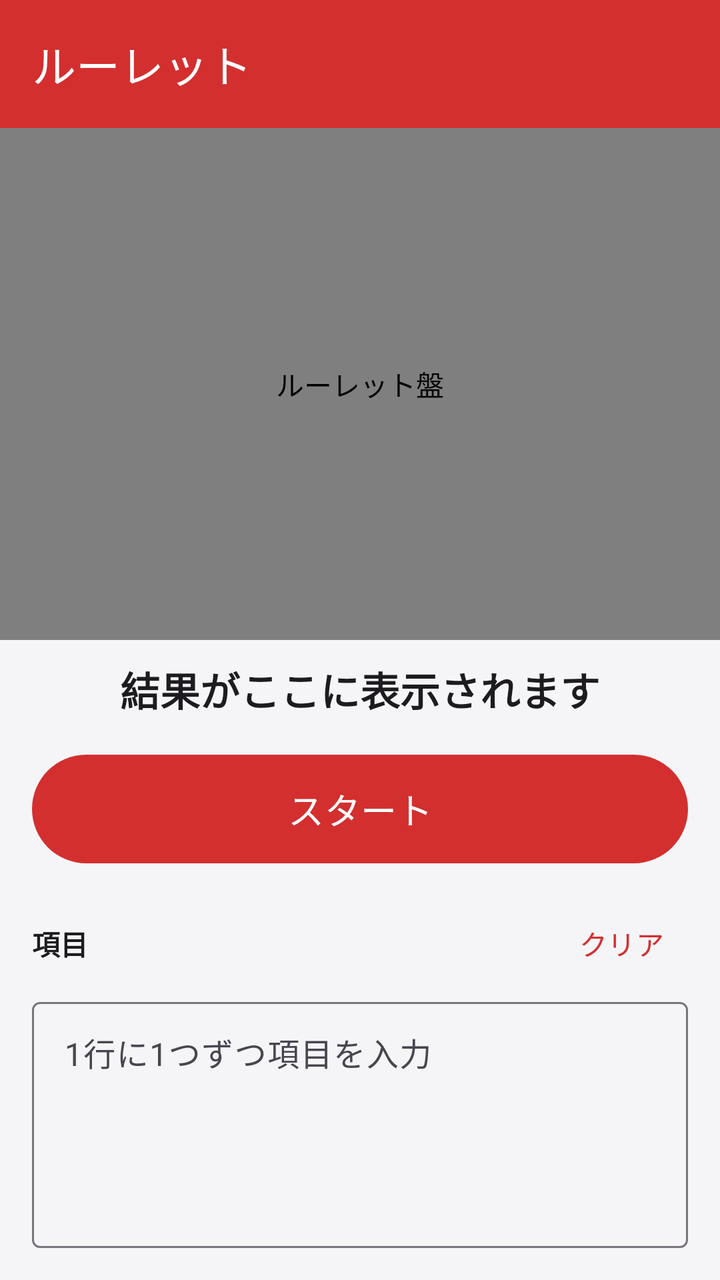
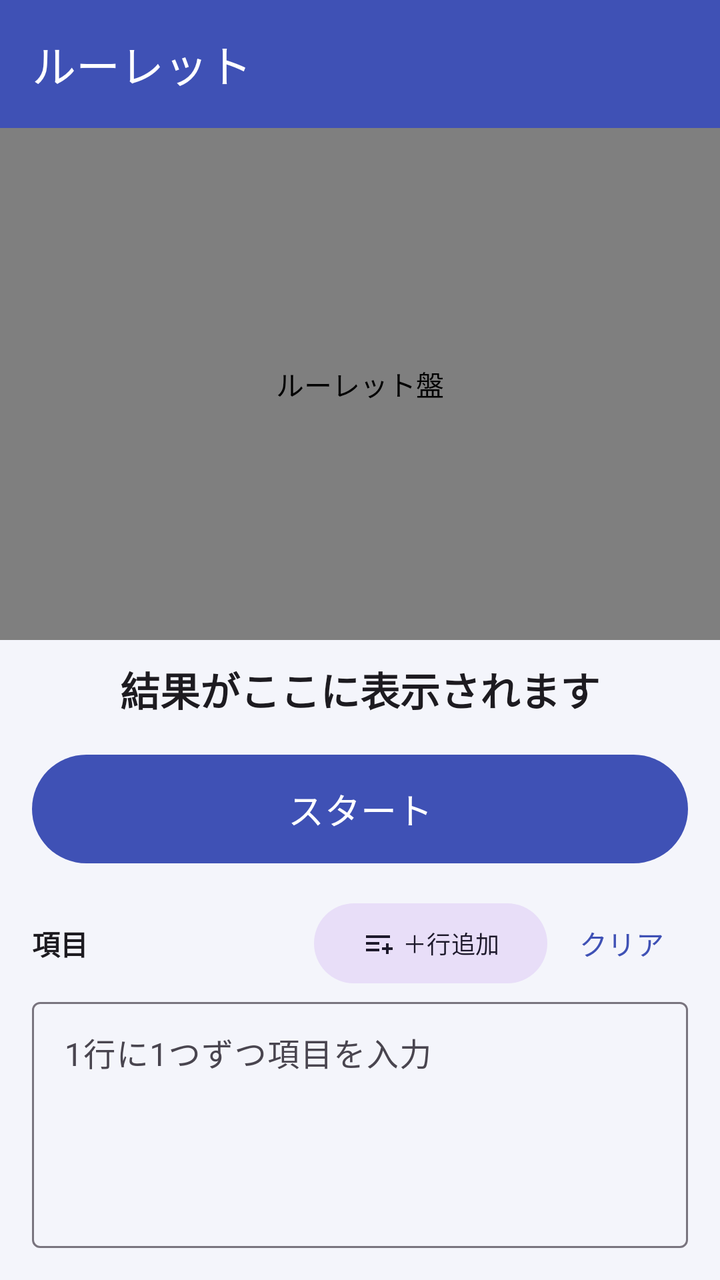

Before-and-after screenshots of an Android layout around one commit, followed by the original layout XML and the change that was made.
<!-- AndroidManifest.xml: application theme Theme.Roulette -->
<!-- res/layout/activity_main.xml -->
<?xml version="1.0" encoding="utf-8"?>
<androidx.constraintlayout.widget.ConstraintLayout
    xmlns:android="http://schemas.android.com/apk/res/android"
    xmlns:app="http://schemas.android.com/apk/res-auto"
    android:layout_width="match_parent"
    android:layout_height="match_parent"
    android:background="?android:attr/windowBackground">

    <com.google.android.material.appbar.MaterialToolbar
        android:id="@+id/toolbar"
        android:layout_width="0dp"
        android:layout_height="?attr/actionBarSize"
        android:background="@color/brand_primary"
        app:layout_constraintTop_toTopOf="parent"
        app:layout_constraintStart_toStartOf="parent"
        app:layout_constraintEnd_toEndOf="parent"
        app:title="@string/title"
        app:titleTextColor="@android:color/white" />

    <com.yuushi2024.roulette.ui.RouletteView
        android:id="@+id/rouletteView"
        android:layout_width="0dp"
        android:layout_height="0dp"
        android:contentDescription="@string/wheel_description"
        app:layout_constraintTop_toBottomOf="@id/toolbar"
        app:layout_constraintStart_toStartOf="parent"
        app:layout_constraintEnd_toEndOf="parent"
        app:layout_constraintBottom_toTopOf="@id/resultText"
        app:layout_constraintHeight_percent="0.40" />

    <TextView
        android:id="@+id/resultText"
        android:layout_width="0dp"
        android:layout_height="wrap_content"
        android:paddingHorizontal="16dp"
        android:paddingVertical="10dp"
        android:gravity="center"
        android:text="@string/result_placeholder"
        android:textColor="?attr/colorOnSurface"
        android:textSize="20sp"
        android:textStyle="bold"
        app:layout_constraintTop_toBottomOf="@id/rouletteView"
        app:layout_constraintStart_toStartOf="parent"
        app:layout_constraintEnd_toEndOf="parent" />

    <com.google.android.material.button.MaterialButton
        android:id="@+id/spinButton"
        android:layout_width="0dp"
        android:layout_height="wrap_content"
        android:layout_marginHorizontal="16dp"
        android:layout_marginTop="4dp"
        android:paddingVertical="14dp"
        android:text="@string/spin"
        android:textSize="18sp"
        app:layout_constraintTop_toBottomOf="@id/resultText"
        app:layout_constraintStart_toStartOf="parent"
        app:layout_constraintEnd_toEndOf="parent" />

    <LinearLayout
        android:id="@+id/inputHeader"
        android:layout_width="0dp"
        android:layout_height="wrap_content"
        android:orientation="horizontal"
        android:gravity="center_vertical"
        android:paddingHorizontal="16dp"
        android:paddingTop="12dp"
        app:layout_constraintTop_toBottomOf="@id/spinButton"
        app:layout_constraintStart_toStartOf="parent"
        app:layout_constraintEnd_toEndOf="parent">

        <TextView
            android:layout_width="0dp"
            android:layout_height="wrap_content"
            android:layout_weight="1"
            android:text="@string/input_label"
            android:textColor="?attr/colorOnSurface"
            android:textStyle="bold" />

        <TextView
            android:id="@+id/sectorCountText"
            android:layout_width="wrap_content"
            android:layout_height="wrap_content"
            android:textColor="?attr/colorOnSurfaceVariant"
            android:textSize="12sp" />

        <com.google.android.material.button.MaterialButton
            android:id="@+id/clearButton"
            style="@style/Widget.Material3.Button.TextButton"
            android:layout_width="wrap_content"
            android:layout_height="wrap_content"
            android:layout_marginStart="8dp"
            android:minWidth="0dp"
            android:text="@string/clear" />
    </LinearLayout>

    <com.google.android.material.textfield.TextInputLayout
        android:id="@+id/inputLayout"
        android:layout_width="0dp"
        android:layout_height="0dp"
        android:layout_marginHorizontal="16dp"
        android:layout_marginBottom="16dp"
        android:hint="@string/input_hint"
        app:layout_constraintTop_toBottomOf="@id/inputHeader"
        app:layout_constraintStart_toStartOf="parent"
        app:layout_constraintEnd_toEndOf="parent"
        app:layout_constraintBottom_toBottomOf="parent">

        <com.google.android.material.textfield.TextInputEditText
            android:id="@+id/entriesInput"
            android:layout_width="match_parent"
            android:layout_height="match_parent"
            android:gravity="top|start"
            android:imeOptions="actionNone|flagNoEnterAction"
            android:inputType="textMultiLine|textCapSentences"
            android:scrollbars="vertical"
            android:singleLine="false" />
    </com.google.android.material.textfield.TextInputLayout>
</androidx.constraintlayout.widget.ConstraintLayout>
<!-- resources referenced by this layout -->
<resources>
  <color name="brand_primary">#D32F2F</color>
  <string name="clear">クリア</string>
  <string name="input_hint">1行に1つずつ項目を入力</string>
  <string name="input_label">項目</string>
  <string name="result_placeholder">結果がここに表示されます</string>
  <string name="spin">スタート</string>
  <string name="title">ルーレット</string>
  <string name="wheel_description">ルーレット盤</string>
  <style name="Theme.Roulette" parent="Theme.Material3.DayNight.NoActionBar">
          <item name="colorPrimary">@color/brand_primary</item>
          <item name="colorOnPrimary">#FFFFFF</item>
          <item name="colorSecondary">@color/brand_accent</item>
          <item name="android:statusBarColor" tools:targetApi="l">@color/brand_primary_dark</item>
          <item name="android:windowBackground">@color/background</item>
      </style>
  <color name="brand_accent">#FFC107</color>
  <color name="brand_primary_dark">#9A0007</color>
  <color name="background">#F5F5F7</color>
</resources>

<!-- the commit's change to res/layout/activity_main.xml (unified diff, before → after) -->
@@ -2,6 +2,7 @@
 <androidx.constraintlayout.widget.ConstraintLayout
     xmlns:android="http://schemas.android.com/apk/res/android"
     xmlns:app="http://schemas.android.com/apk/res-auto"
+    android:id="@+id/rootLayout"
     android:layout_width="match_parent"
     android:layout_height="match_parent"
     android:background="?android:attr/windowBackground">
@@ -26,7 +27,8 @@
         app:layout_constraintStart_toStartOf="parent"
         app:layout_constraintEnd_toEndOf="parent"
         app:layout_constraintBottom_toTopOf="@id/resultText"
-        app:layout_constraintHeight_percent="0.40" />
+        app:layout_constraintHeight_percent="0.40"
+        app:layout_constraintHeight_max="280dp" />
 
     <TextView
         android:id="@+id/resultText"
@@ -80,15 +82,29 @@
             android:id="@+id/sectorCountText"
             android:layout_width="wrap_content"
             android:layout_height="wrap_content"
+            android:layout_marginEnd="8dp"
             android:textColor="?attr/colorOnSurfaceVariant"
             android:textSize="12sp" />
+
+        <com.google.android.material.button.MaterialButton
+            android:id="@+id/addLineButton"
+            style="@style/Widget.Material3.Button.TonalButton"
+            android:layout_width="wrap_content"
+            android:layout_height="wrap_content"
+            android:minWidth="0dp"
+            android:text="@string/add_line"
+            android:textSize="12sp"
+            app:icon="@drawable/ic_add_line"
+            app:iconGravity="textStart"
+            app:iconSize="16dp"
+            app:iconPadding="4dp" />
 
         <com.google.android.material.button.MaterialButton
             android:id="@+id/clearButton"
             style="@style/Widget.Material3.Button.TextButton"
             android:layout_width="wrap_content"
             android:layout_height="wrap_content"
-            android:layout_marginStart="8dp"
+            android:layout_marginStart="4dp"
             android:minWidth="0dp"
             android:text="@string/clear" />
     </LinearLayout>
@@ -99,6 +115,7 @@
         android:layout_height="0dp"
         android:layout_marginHorizontal="16dp"
         android:layout_marginBottom="16dp"
+        android:minHeight="@dimen/input_min_height"
         android:hint="@string/input_hint"
         app:layout_constraintTop_toBottomOf="@id/inputHeader"
         app:layout_constraintStart_toStartOf="parent"
@@ -110,7 +127,7 @@
             android:layout_width="match_parent"
             android:layout_height="match_parent"
             android:gravity="top|start"
-            android:imeOptions="actionNone|flagNoEnterAction"
+            android:imeOptions="actionNone"
             android:inputType="textMultiLine|textCapSentences"
             android:scrollbars="vertical"
             android:singleLine="false" />
<!-- resource entries referenced after the edit -->
@@ -1,6 +1,20 @@
 <!-- resources referenced by this layout -->
 <resources>
-  <color name="brand_primary">#D32F2F</color>
+  <color name="brand_primary">#3F51B5</color>
+  <dimen name="input_min_height">96dp</dimen>
+  <!-- drawable ic_add_line (drawable) -->
+  <?xml version="1.0" encoding="utf-8"?>
+  <vector xmlns:android="http://schemas.android.com/apk/res/android"
+      android:width="24dp"
+      android:height="24dp"
+      android:viewportWidth="24"
+      android:viewportHeight="24"
+      android:tint="?attr/colorOnSurfaceVariant">
+      <path
+          android:fillColor="@android:color/white"
+          android:pathData="M3,6h18v2H3zM3,11h10v2H3zM3,16h10v2H3zM18,12h2v3h3v2h-3v3h-2v-3h-3v-2h3z" />
+  </vector>
+  <string name="add_line">＋行追加</string>
   <string name="clear">クリア</string>
   <string name="input_hint">1行に1つずつ項目を入力</string>
   <string name="input_label">項目</string>
@@ -11,12 +25,19 @@
   <style name="Theme.Roulette" parent="Theme.Material3.DayNight.NoActionBar">
           <item name="colorPrimary">@color/brand_primary</item>
           <item name="colorOnPrimary">#FFFFFF</item>
+          <item name="colorPrimaryContainer">@color/brand_primary_container</item>
+          <item name="colorOnPrimaryContainer">@color/brand_on_primary_container</item>
           <item name="colorSecondary">@color/brand_accent</item>
+          <item name="colorOnSecondary">#FFFFFF</item>
+          <item name="colorTertiary">@color/brand_secondary</item>
           <item name="android:statusBarColor" tools:targetApi="l">@color/brand_primary_dark</item>
           <item name="android:windowBackground">@color/background</item>
       </style>
-  <color name="brand_accent">#FFC107</color>
-  <color name="brand_primary_dark">#9A0007</color>
-  <color name="background">#F5F5F7</color>
+  <color name="brand_primary_container">#E8EAF6</color>
+  <color name="brand_on_primary_container">#1A237E</color>
+  <color name="brand_accent">#FF6F00</color>
+  <color name="brand_secondary">#00897B</color>
+  <color name="brand_primary_dark">#303F9F</color>
+  <color name="background">#F4F5FB</color>
 </resources>
 
